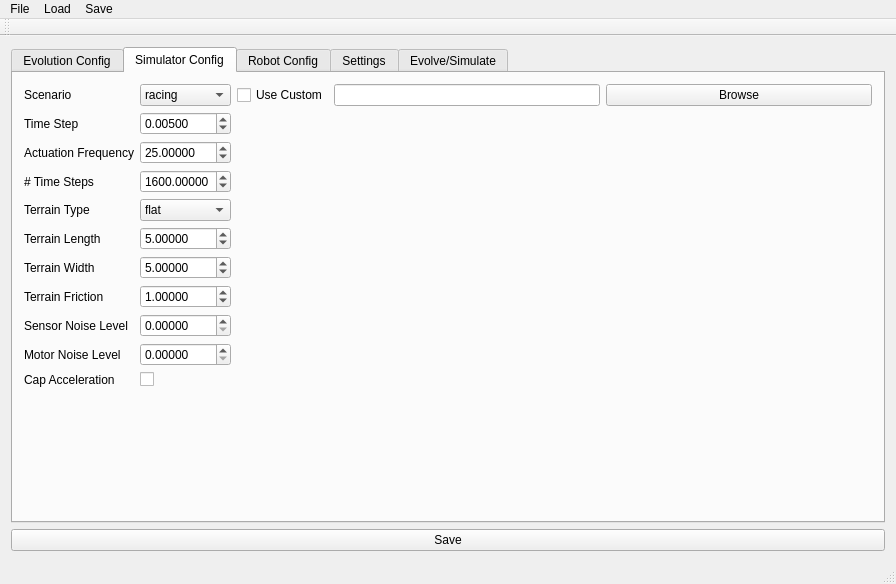
First picture: the form in mainwindow.ui, repository eagle2com/robogen-gui, before the edit.
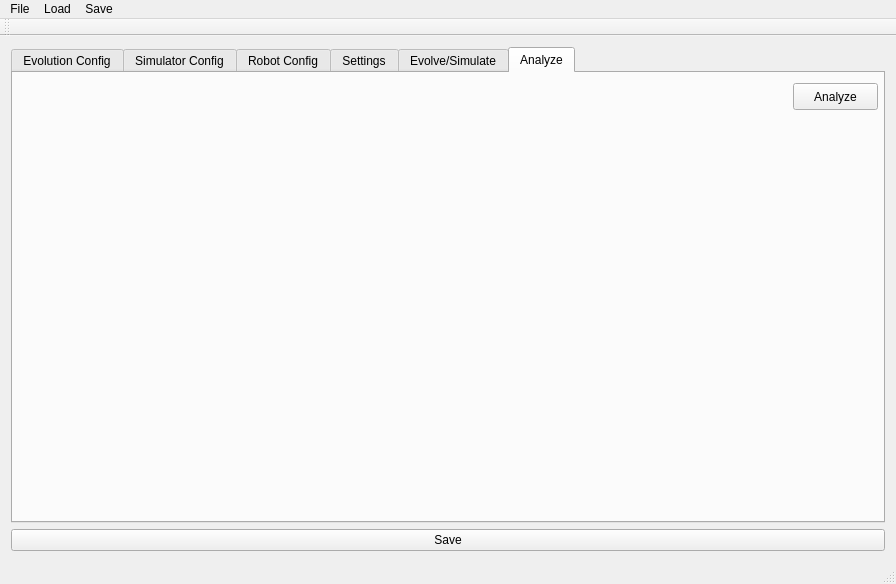
Second picture: the form after the edit.

Patch:
```diff
--- a/mainwindow.ui
+++ b/mainwindow.ui
@@ -18,7 +18,7 @@
     <item>
      <widget class="QTabWidget" name="tabWidget">
       <property name="currentIndex">
-       <number>1</number>
+       <number>5</number>
       </property>
       <widget class="QWidget" name="tab">
        <attribute name="title">
@@ -1069,6 +1069,24 @@
         </item>
        </layout>
       </widget>
+      <widget class="QWidget" name="tab_4">
+       <attribute name="title">
+        <string>Analyze</string>
+       </attribute>
+       <widget class="QPushButton" name="push_analyze">
+        <property name="geometry">
+         <rect>
+          <x>780</x>
+          <y>10</y>
+          <width>85</width>
+          <height>27</height>
+         </rect>
+        </property>
+        <property name="text">
+         <string>Analyze</string>
+        </property>
+       </widget>
+      </widget>
      </widget>
     </item>
     <item>
```
